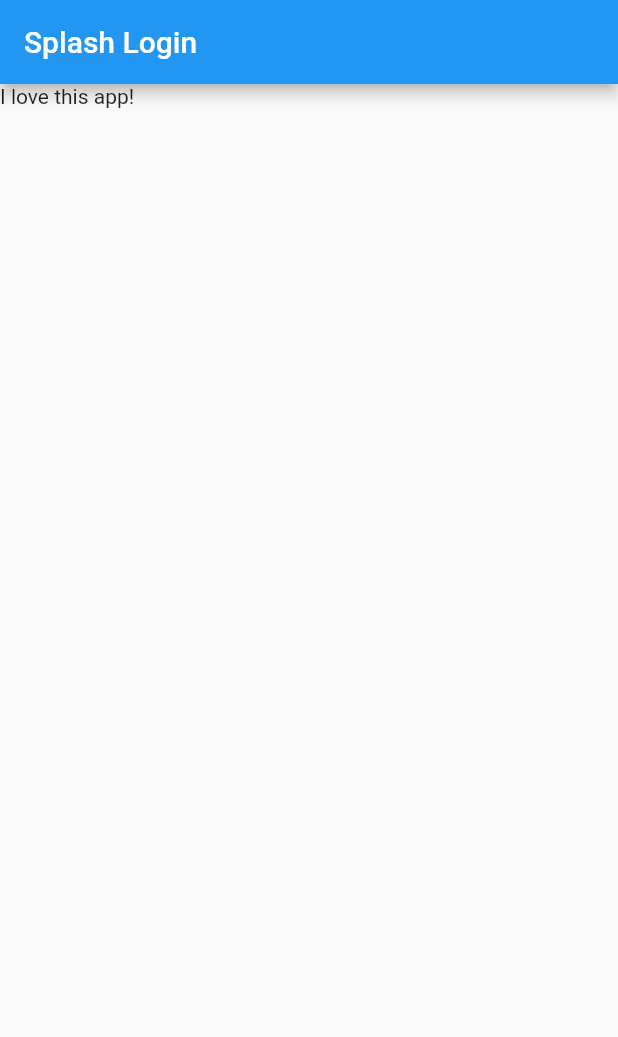
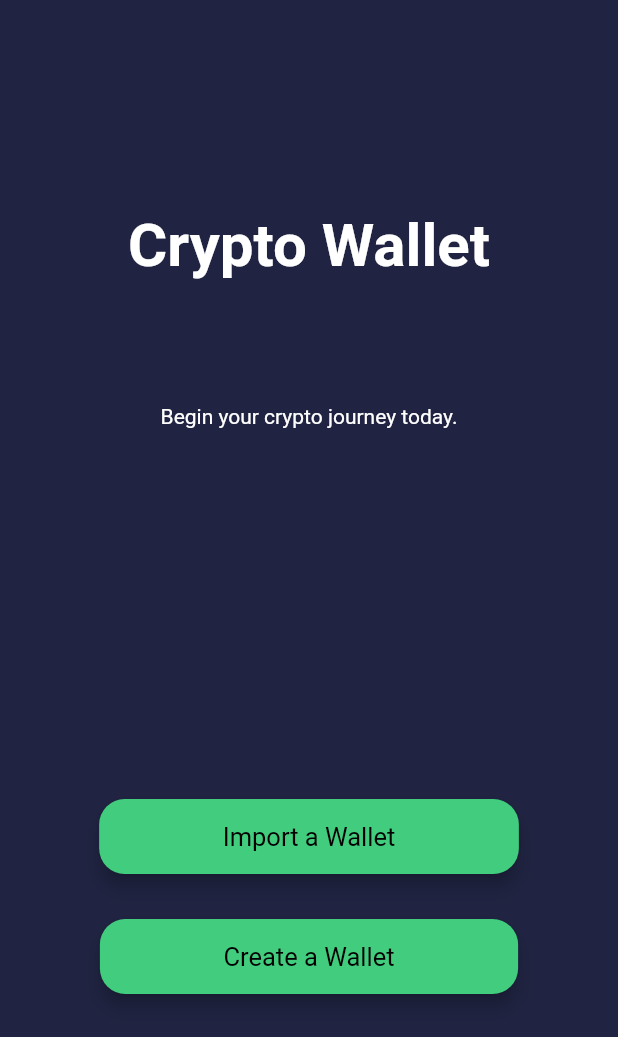
Before and after one commit to ya27hw/wallet, a Flutter app: the screen it shows after launch, on a phone screen of 412 x 824 dp. Shown: the top 1037 px of the screen. Run offline on Flutter 3.47's test engine with Material 2 defaults, Android fonts, the phone set to English and light mode, and no system bars; our stand-ins replace google_fonts; Roboto replaces fonts that are missing (Oswald).

Commit message:
more shit

```diff
--- a/lib/login/splash.dart
+++ b/lib/login/splash.dart
@@ -1,5 +1,5 @@
+import 'package:eth_wallet/login/import_wallet.dart';
 import 'package:flutter/material.dart';
-import 'dart:ui';
 
 class SplashLogin extends StatefulWidget {
   const SplashLogin({Key? key}) : super(key: key);
@@ -11,11 +11,72 @@ class SplashLogin extends StatefulWidget {
 class _SplashLoginState extends State<SplashLogin> {
   @override
   Widget build(BuildContext context) {
+    double width = MediaQuery.of(context).size.width;
+    double height = MediaQuery.of(context).size.height;
     return Scaffold(
-      appBar: AppBar(
-        title: Text('Splash Login'),
+        body: Container(
+      width: double.infinity,
+      height: double.infinity,
+      decoration: const BoxDecoration(color: Color(0xFF202442)),
+      child: Column(
+        children: <Widget>[
+          Padding(
+            padding: EdgeInsets.only(top: height * 0.17),
+            child: const Text(
+              "Crypto Wallet",
+              style: TextStyle(
+                  fontSize: 40,
+                  fontWeight: FontWeight.bold),
+            ),
+          ),
+          Padding(
+            padding: EdgeInsets.only(top: height * 0.1),
+            child: const Text(
+              "Begin your crypto journey today.",
+              style: TextStyle(fontSize: 14),
+            ),
+          ),
+          Container(
+            padding: EdgeInsets.only(top: height * 0.3),
+            child: ElevatedButton(
+              child: const Text("Import a Wallet" ),
+              style: ElevatedButton.styleFrom(
+                textStyle: const TextStyle(fontSize: 17),
+                padding: EdgeInsets.symmetric(horizontal: width * 0.20, vertical: 15),
+                onPrimary: Colors.black,
+                onSurface: Colors.grey,
+                // side: BorderSide(color: Colors.black, width: 1),
+                elevation: 5,
+                shape: RoundedRectangleBorder(borderRadius: BorderRadius.circular(17)),
+              ),
+              onPressed:() {
+
+                Navigator.push(context, MaterialPageRoute(builder: (context) => const ImportWallet()));
+
+              },
+            ),
+          ),
+          Padding(
+            padding: const EdgeInsets.only(top: 30),
+            child: ElevatedButton(
+              child: const Text("Create a Wallet" ),
+              style: ElevatedButton.styleFrom(
+                textStyle: const TextStyle(fontSize: 17),
+                padding: EdgeInsets.symmetric(horizontal: width * 0.20, vertical: 15),
+                onPrimary: Colors.black,
+                onSurface: Colors.grey,
+                // side: BorderSide(color: Colors.black, width: 1),
+                elevation: 5,
+                shape: RoundedRectangleBorder(borderRadius: BorderRadius.circular(17)),
+              ),
+              onPressed:() {
+
+              },
+            ),
+          )
+
+        ],
       ),
-      body: Text("I love this app!"),
-    );
+    ));
   }
 }
--- a/lib/main.dart
+++ b/lib/main.dart
@@ -1,4 +1,5 @@
 import 'package:flutter/material.dart';
+import 'package:google_fonts/google_fonts.dart';
 import 'package:eth_wallet/login/library.dart' as login;
 
 void main() {
@@ -8,9 +9,17 @@ void main() {
 class MyApp extends StatelessWidget {
   @override
   Widget build(BuildContext context) => MaterialApp(
-    themeMode: ThemeMode.system,
-    theme: ThemeData(brightness: Brightness.light, fontFamily: "Oswald"),
-    darkTheme: ThemeData(brightness: Brightness.dark, fontFamily: "Oswald"),
+    theme: ThemeData(
+      //brightness: Brightness.dark,
+      colorScheme: ThemeData().colorScheme.copyWith(primary: Color(0xFF41CD7D), brightness: Brightness.dark)
+    ),
+
+
+    // theme: ThemeData().copyWith(
+    //   brightness: Brightness.dark,
+    //   colorScheme: ThemeData().colorScheme.copyWith(brightness: Brightness.dark,primary: Color(0xFF41CD7D)),
+    //   errorColor: Colors.purple,
+    // ),
     home: MyHomePage(),
     debugShowCheckedModeBanner: false,
   );
--- a/pubspec.yaml
+++ b/pubspec.yaml
@@ -29,6 +29,7 @@ environment:
 dependencies:
   flutter:
     sdk: flutter
+  google_fonts:
 
 
   # The following adds the Cupertino Icons font to your application.
```
Also changed, not shown: lib/login/helper.dart (+24 -0 lines), lib/login/import_wallet.dart (+75 -0 lines), pubspec.lock, 2 other files.
